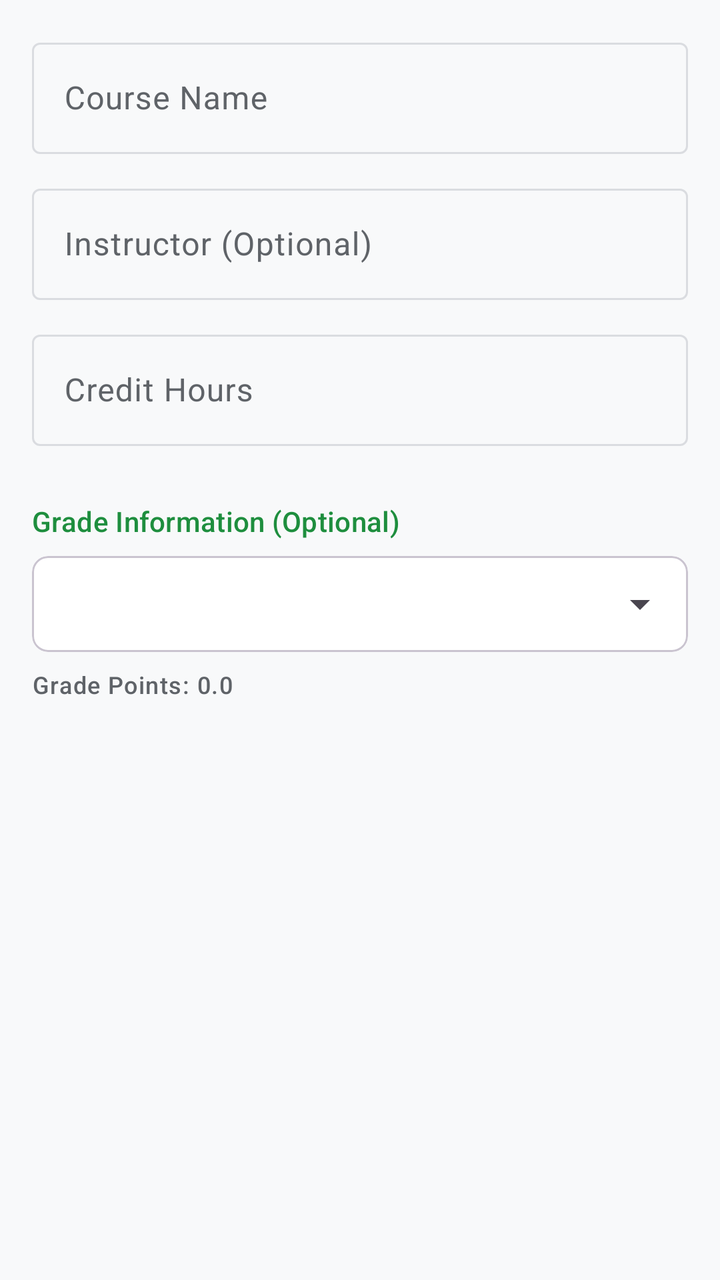
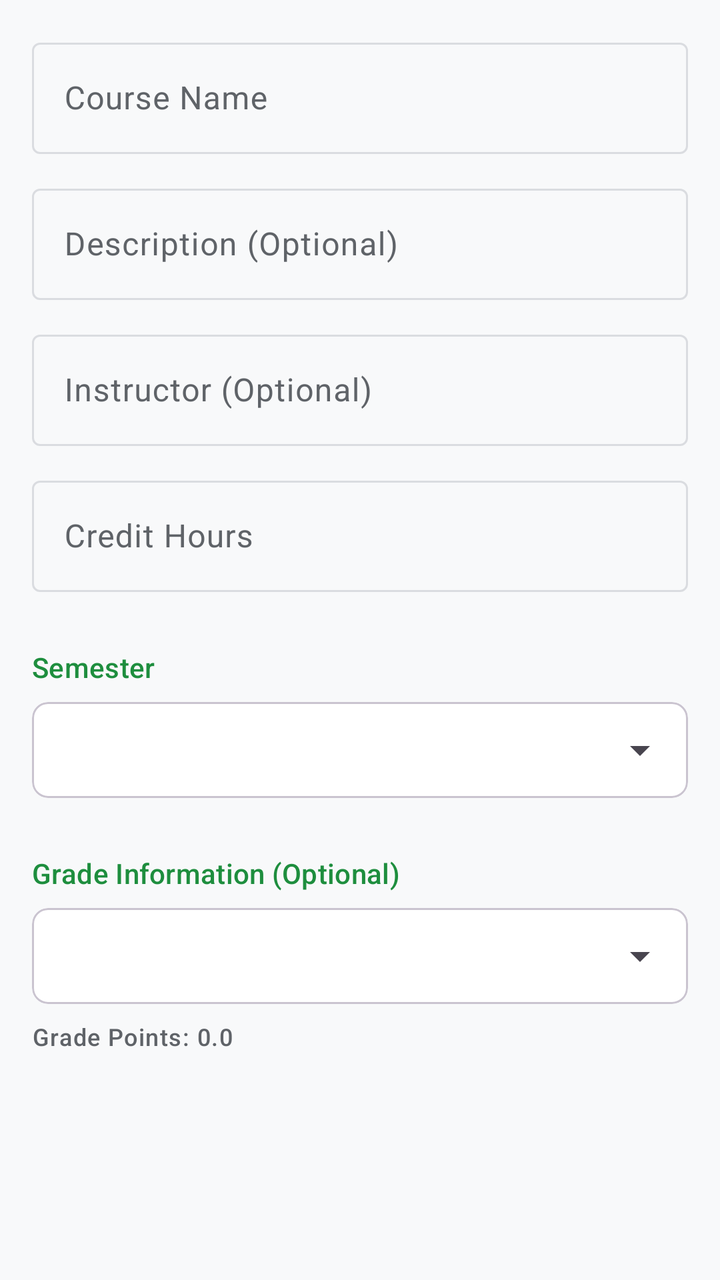

The first picture is an Android layout as it rendered before a commit; the second is the same layout after the commit. The layout source and the unified diff follow.
<!-- AndroidManifest.xml: application theme Theme.Studbuddy -->
<!-- res/layout/dialog_add_course.xml -->
<?xml version="1.0" encoding="utf-8"?>
<LinearLayout xmlns:android="http://schemas.android.com/apk/res/android"
    xmlns:app="http://schemas.android.com/apk/res-auto"
    android:layout_width="match_parent"
    android:layout_height="wrap_content"
    android:orientation="vertical"
    android:padding="16dp">

    <com.google.android.material.textfield.TextInputLayout
        android:layout_width="match_parent"
        android:layout_height="wrap_content"
        android:hint="Course Name"
        style="@style/Widget.Material3.TextInputLayout.OutlinedBox"
        android:layout_marginBottom="12dp">

        <com.google.android.material.textfield.TextInputEditText
            android:id="@+id/etCourseName"
            android:layout_width="match_parent"
            android:layout_height="wrap_content"
            android:inputType="textCapWords" />
    </com.google.android.material.textfield.TextInputLayout>

    <com.google.android.material.textfield.TextInputLayout
        android:layout_width="match_parent"
        android:layout_height="wrap_content"
        android:hint="Instructor (Optional)"
        style="@style/Widget.Material3.TextInputLayout.OutlinedBox"
        android:layout_marginBottom="12dp">

        <com.google.android.material.textfield.TextInputEditText
            android:id="@+id/etInstructor"
            android:layout_width="match_parent"
            android:layout_height="wrap_content"
            android:inputType="textPersonName" />
    </com.google.android.material.textfield.TextInputLayout>

    <com.google.android.material.textfield.TextInputLayout
        android:layout_width="match_parent"
        android:layout_height="wrap_content"
        android:hint="Credit Hours"
        style="@style/Widget.Material3.TextInputLayout.OutlinedBox"
        android:layout_marginBottom="12dp">

        <com.google.android.material.textfield.TextInputEditText
            android:id="@+id/etCredits"
            android:layout_width="match_parent"
            android:layout_height="wrap_content"
            android:inputType="number" />
    </com.google.android.material.textfield.TextInputLayout>

    <TextView
        android:layout_width="wrap_content"
        android:layout_height="wrap_content"
        android:text="Grade Information (Optional)"
        android:textAppearance="?attr/textAppearanceTitleSmall"
        android:textColor="?attr/colorPrimary"
        android:layout_marginTop="16dp"
        android:layout_marginBottom="8dp"/>

    <com.google.android.material.card.MaterialCardView
        android:layout_width="match_parent"
        android:layout_height="wrap_content"
        style="?attr/materialCardViewOutlinedStyle"
        app:cardCornerRadius="8dp">

        <Spinner
            android:id="@+id/spinnerGrade"
            android:layout_width="match_parent"
            android:layout_height="wrap_content"
            android:minHeight="48dp" />
    </com.google.android.material.card.MaterialCardView>

    <TextView
        android:id="@+id/tvGradePointsDisplay"
        android:layout_width="match_parent"
        android:layout_height="wrap_content"
        android:layout_marginTop="8dp"
        android:textAppearance="?attr/textAppearanceLabelMedium"
        android:textColor="?attr/colorOnSurfaceVariant"
        android:text="Grade Points: 0.0" />

</LinearLayout>
<!-- resources referenced by this layout -->
<resources>
  <style name="Theme.Studbuddy" parent="Theme.Material3.DayNight.NoActionBar">
          
          <item name="colorPrimary">@color/md_theme_light_primary</item>
          <item name="colorOnPrimary">@color/md_theme_light_onPrimary</item>
          <item name="colorPrimaryContainer">@color/md_theme_light_primaryContainer</item>
          <item name="colorOnPrimaryContainer">@color/md_theme_light_onPrimaryContainer</item>
          <item name="colorSecondary">@color/md_theme_light_secondary</item>
          <item name="colorOnSecondary">@color/md_theme_light_onSecondary</item>
          <item name="colorSecondaryContainer">@color/md_theme_light_secondaryContainer</item>
          <item name="colorOnSecondaryContainer">@color/md_theme_light_onSecondaryContainer</item>
          <item name="colorTertiary">@color/md_theme_light_tertiary</item>
          <item name="colorOnTertiary">@color/md_theme_light_onTertiary</item>
          <item name="colorTertiaryContainer">@color/md_theme_light_tertiaryContainer</item>
          <item name="colorOnTertiaryContainer">@color/md_theme_light_onTertiaryContainer</item>
          <item name="colorError">@color/md_theme_light_error</item>
          <item name="colorOnError">@color/md_theme_light_onError</item>
          <item name="colorErrorContainer">@color/md_theme_light_errorContainer</item>
          <item name="colorOnErrorContainer">@color/md_theme_light_onErrorContainer</item>
          <item name="android:windowBackground">@color/md_theme_light_background</item>
          <item name="colorOutline">@color/md_theme_light_outline</item>
          <item name="colorSurfaceVariant">@color/md_theme_light_surfaceVariant</item>
          <item name="colorOnSurfaceVariant">@color/md_theme_light_onSurfaceVariant</item>
          <item name="colorSurface">@color/md_theme_light_surface</item>
          <item name="colorOnSurface">@color/md_theme_light_onSurface</item>
  
          
          <item name="headerBackground">?attr/colorSurface</item>
          <item name="headerTextColor">?attr/colorOnSurface</item>
  
          
          <item name="materialCardViewStyle">@style/Widget.Material3.CardView.Outlined</item>
      </style>
  <color name="md_theme_light_primary">#1E8E3E</color>
  <color name="md_theme_light_onPrimary">#FFFFFF</color>
  <color name="md_theme_light_primaryContainer">#E6F4EA</color>
  <color name="md_theme_light_onPrimaryContainer">#0D652D</color>
  <color name="md_theme_light_secondary">#5F6368</color>
  <color name="md_theme_light_onSecondary">#FFFFFF</color>
  <color name="md_theme_light_secondaryContainer">#E8EAED</color>
  <color name="md_theme_light_onSecondaryContainer">#202124</color>
  <color name="md_theme_light_tertiary">#1967D2</color>
  <color name="md_theme_light_onTertiary">#FFFFFF</color>
  <color name="md_theme_light_tertiaryContainer">#E8F0FE</color>
  <color name="md_theme_light_onTertiaryContainer">#174EA6</color>
  <color name="md_theme_light_error">#D93025</color>
  <color name="md_theme_light_onError">#FFFFFF</color>
  <color name="md_theme_light_errorContainer">#FCE8E6</color>
  <color name="md_theme_light_onErrorContainer">#A50E0E</color>
  <color name="md_theme_light_background">#F8F9FA</color>
  <color name="md_theme_light_outline">#DADCE0</color>
  <color name="md_theme_light_surfaceVariant">#F1F3F4</color>
  <color name="md_theme_light_onSurfaceVariant">#5F6368</color>
  <color name="md_theme_light_surface">#FFFFFF</color>
  <color name="md_theme_light_onSurface">#202124</color>
</resources>

<!-- the commit's change to res/layout/dialog_add_course.xml (unified diff, before → after) -->
@@ -18,6 +18,20 @@
             android:layout_width="match_parent"
             android:layout_height="wrap_content"
             android:inputType="textCapWords" />
+    </com.google.android.material.textfield.TextInputLayout>
+
+    <com.google.android.material.textfield.TextInputLayout
+        android:layout_width="match_parent"
+        android:layout_height="wrap_content"
+        android:hint="Description (Optional)"
+        style="@style/Widget.Material3.TextInputLayout.OutlinedBox"
+        android:layout_marginBottom="12dp">
+
+        <com.google.android.material.textfield.TextInputEditText
+            android:id="@+id/etDescription"
+            android:layout_width="match_parent"
+            android:layout_height="wrap_content"
+            android:inputType="textMultiLine" />
     </com.google.android.material.textfield.TextInputLayout>
 
     <com.google.android.material.textfield.TextInputLayout
@@ -51,6 +65,29 @@
     <TextView
         android:layout_width="wrap_content"
         android:layout_height="wrap_content"
+        android:text="Semester"
+        android:textAppearance="?attr/textAppearanceTitleSmall"
+        android:textColor="?attr/colorPrimary"
+        android:layout_marginTop="16dp"
+        android:layout_marginBottom="8dp"/>
+
+    <com.google.android.material.card.MaterialCardView
+        android:layout_width="match_parent"
+        android:layout_height="wrap_content"
+        style="?attr/materialCardViewOutlinedStyle"
+        app:cardCornerRadius="8dp"
+        android:layout_marginBottom="12dp">
+
+        <Spinner
+            android:id="@+id/spinnerSemester"
+            android:layout_width="match_parent"
+            android:layout_height="wrap_content"
+            android:minHeight="48dp" />
+    </com.google.android.material.card.MaterialCardView>
+
+    <TextView
+        android:layout_width="wrap_content"
+        android:layout_height="wrap_content"
         android:text="Grade Information (Optional)"
         android:textAppearance="?attr/textAppearanceTitleSmall"
         android:textColor="?attr/colorPrimary"
